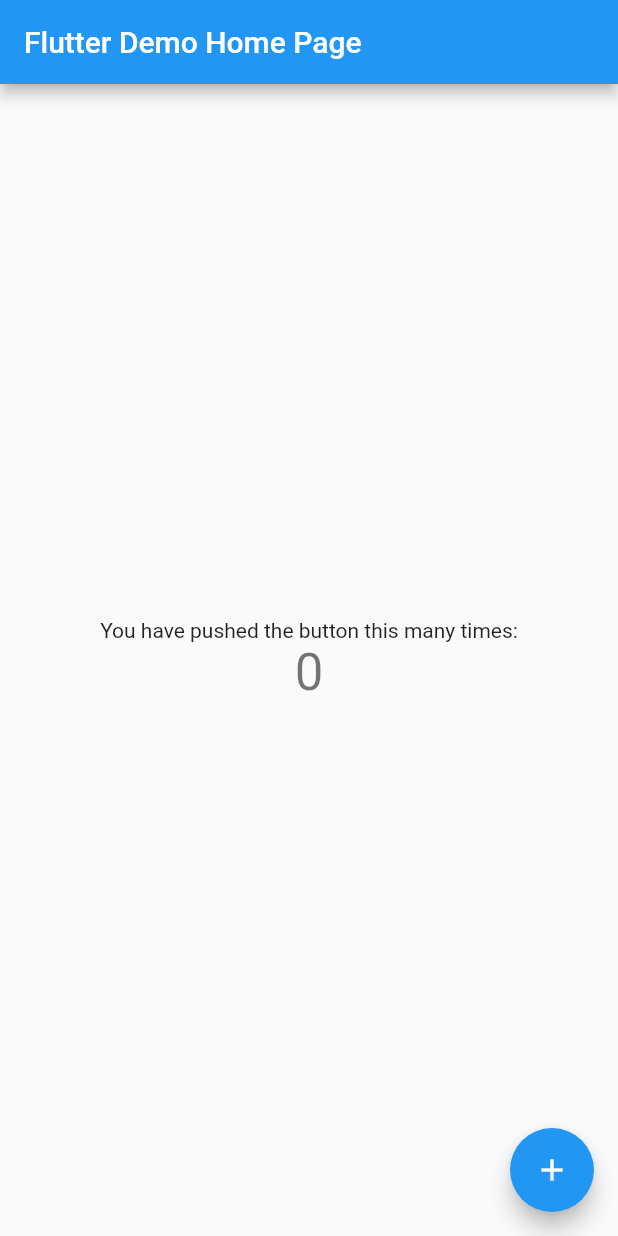
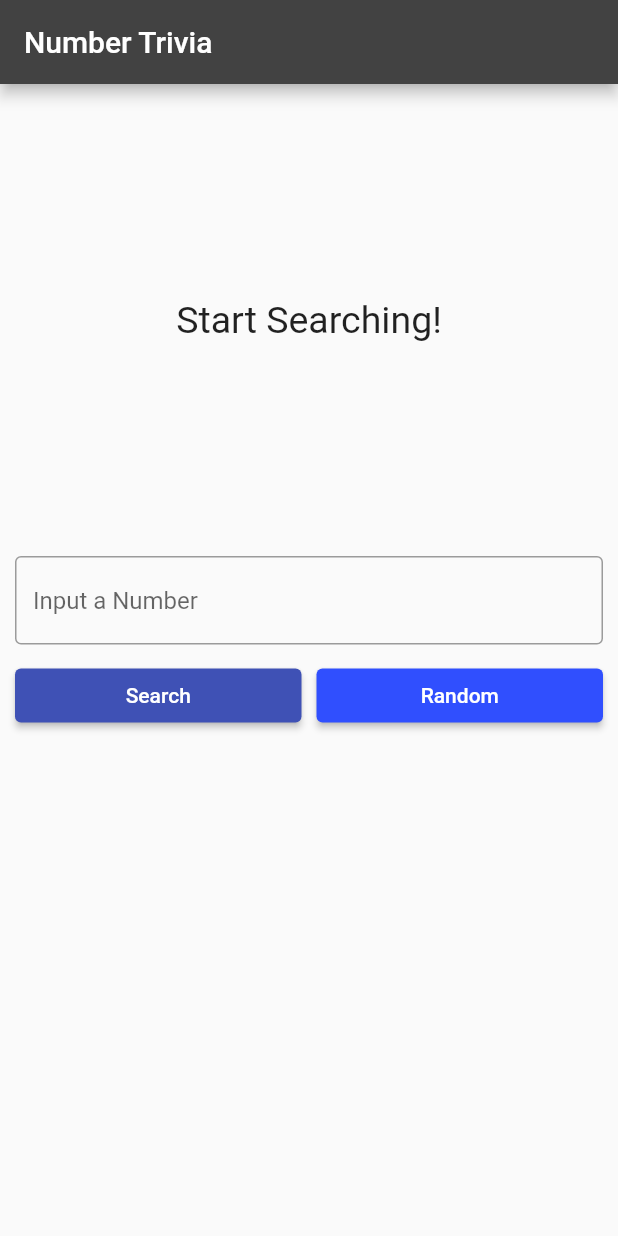
Before and after one commit to tejasrajanna/clean-arch, a Flutter app: the screen it shows after launch, on a phone screen of 412 x 824 dp. Run offline on Flutter 3.47's test engine with Material 2 defaults, Android fonts, the phone set to English and light mode, and no system bars; our stand-ins replace bloc, dartz, data_connection_checker, equatable, flutter_bloc, get_it and 1 more.

Commit message:
presentation layer

```diff
--- /dev/null
+++ b/lib/features/numbertrivia/presentation/pages/number_trivia_page.dart
@@ -0,0 +1,59 @@
+import 'package:clean/features/numbertrivia/presentation/bloc/number_trivia_bloc.dart';
+import 'package:clean/features/numbertrivia/presentation/widgets/widgets.dart';
+import 'package:clean/injection_container.dart';
+import 'package:flutter/material.dart';
+import 'package:flutter_bloc/flutter_bloc.dart';
+
+class NumberTriviaPage extends StatelessWidget {
+  const NumberTriviaPage({Key? key}) : super(key: key);
+
+  @override
+  Widget build(BuildContext context) {
+    return Scaffold(
+      appBar: AppBar(
+        title: Text('Number Trivia'),
+      ),
+      body: SingleChildScrollView(
+        child: buildBody(context),
+        ),
+    );
+  }
+
+  BlocProvider<NumberTriviaBloc> buildBody(BuildContext context) {
+    return BlocProvider(
+      create: (BuildContext context) => sl<NumberTriviaBloc>(),
+      child: Center(
+        child: Padding(
+          padding: EdgeInsets.all(10),
+          child: Column(
+            children: [
+              SizedBox(height: 10.0),
+              BlocBuilder<NumberTriviaBloc, NumberTriviaState>(
+                builder: (context, state) {
+                  if (state is Empty) {
+                    return MessageDisplay(
+                      message: 'Start Searching!',
+                    );
+                  } else if (state is Loading) {
+                    return LoadingWidget();
+                  } else if (state is Loaded) {
+                    return TriviaDisplay(numberTrivia: state.trivia);
+                  } else if (state is Error) {
+                    return MessageDisplay(
+                      message: state.message,
+                    );
+                  }
+                  return MessageDisplay(message: 'Unknown Error occured');
+                },
+              ),
+              SizedBox(
+                height: 20.0,
+              ),
+              TriviaControls()
+            ],
+          ),
+        ),
+      ),
+    );
+  }
+}
--- /dev/null
+++ b/lib/features/numbertrivia/presentation/widgets/message_display.dart
@@ -0,0 +1,25 @@
+import 'package:flutter/material.dart';
+
+class MessageDisplay extends StatelessWidget {
+  final String message;
+  const MessageDisplay({
+    Key? key,
+    required this.message,
+  }) : super(key: key);
+
+  @override
+  Widget build(BuildContext context) {
+    return Container(
+      height: MediaQuery.of(context).size.height / 3,
+      child: Center(
+        child: SingleChildScrollView(
+          child: Text(
+            message,
+            style: TextStyle(fontSize: 25),
+            textAlign: TextAlign.center,
+          ),
+        ),
+      ),
+    );
+  }
+}
--- /dev/null
+++ b/lib/features/numbertrivia/presentation/widgets/trivia_controls.dart
@@ -0,0 +1,75 @@
+import 'package:clean/features/numbertrivia/presentation/bloc/number_trivia_bloc.dart';
+import 'package:flutter/material.dart';
+import 'package:flutter_bloc/flutter_bloc.dart';
+
+class TriviaControls extends StatefulWidget {
+  const TriviaControls({
+    Key? key,
+  }) : super(key: key);
+
+  @override
+  _TriviaControlsState createState() => _TriviaControlsState();
+}
+
+class _TriviaControlsState extends State<TriviaControls> {
+  final controller = TextEditingController();
+  String inputStr = '';
+  @override
+  Widget build(BuildContext context) {
+    return Column(
+      children: [
+        TextField(
+          controller: controller,
+          keyboardType: TextInputType.number,
+          decoration: InputDecoration(
+            border: OutlineInputBorder(),
+            hintText: 'Input a Number',
+          ),
+          onChanged: (value) {
+            inputStr = value;
+          },
+          onSubmitted: (_) {
+            dispatchConcrete();
+          },
+        ),
+        SizedBox(
+          height: 10.0,
+        ),
+        Row(
+          children: [
+            Expanded(
+              child: ElevatedButton(
+                onPressed: dispatchConcrete,
+                child: Text('Search'),
+                style: ElevatedButton.styleFrom(
+                  primary: Colors.indigo,
+                ),
+              ),
+            ),
+            SizedBox(width: 10.0),
+            Expanded(
+              child: ElevatedButton(
+                onPressed: dispatchRandom,
+                child: Text('Random'),
+                style: ElevatedButton.styleFrom(
+                  primary: Colors.indigoAccent[700],
+                ),
+              ),
+            ),
+          ],
+        )
+      ],
+    );
+  }
+
+  void dispatchConcrete() {
+    controller.clear();
+    BlocProvider.of<NumberTriviaBloc>(context)
+        .add(GetTriviaForConcreteNumber(inputStr));
+  }
+
+  void dispatchRandom() {
+    controller.clear();
+    BlocProvider.of<NumberTriviaBloc>(context).add(GetTriviaForRandomNumber());
+  }
+}
--- /dev/null
+++ b/lib/features/numbertrivia/presentation/widgets/widgets.dart
@@ -0,0 +1,4 @@
+export 'loading_widget.dart';
+export 'message_display.dart';
+export 'trivia_display.dart';
+export 'trivia_controls.dart';
--- a/lib/main.dart
+++ b/lib/main.dart
@@ -1,115 +1,22 @@
+import 'package:clean/features/numbertrivia/presentation/pages/number_trivia_page.dart';
 import 'package:flutter/material.dart';
 import 'injection_container.dart' as di;
 
 void main() async {
+  WidgetsFlutterBinding.ensureInitialized();
   await di.init();
   runApp(MyApp());
 }
 
 class MyApp extends StatelessWidget {
-  // This widget is the root of your application.
   @override
   Widget build(BuildContext context) {
     return MaterialApp(
-      title: 'Flutter Demo',
+      title: 'Material App',
       theme: ThemeData(
-        // This is the theme of your application.
-        //
-        // Try running your application with "flutter run". You'll see the
-        // application has a blue toolbar. Then, without quitting the app, try
-        // changing the primarySwatch below to Colors.green and then invoke
-        // "hot reload" (press "r" in the console where you ran "flutter run",
-        // or simply save your changes to "hot reload" in a Flutter IDE).
-        // Notice that the counter didn't reset back to zero; the application
-        // is not restarted.
-        primarySwatch: Colors.blue,
-      ),
-      home: MyHomePage(title: 'Flutter Demo Home Page'),
+        primaryColor: Colors.grey[800],
+       ),
+      home: NumberTriviaPage(),
     );
   }
 }
-
-class MyHomePage extends StatefulWidget {
-  MyHomePage({Key? key, required this.title}) : super(key: key);
-
-  // This widget is the home page of your application. It is stateful, meaning
-  // that it has a State object (defined below) that contains fields that affect
-  // how it looks.
-
-  // This class is the configuration for the state. It holds the values (in this
-  // case the title) provided by the parent (in this case the App widget) and
-  // used by the build method of the State. Fields in a Widget subclass are
-  // always marked "final".
-
-  final String title;
-
-  @override
-  _MyHomePageState createState() => _MyHomePageState();
-}
-
-class _MyHomePageState extends State<MyHomePage> {
-  int _counter = 0;
-
-  void _incrementCounter() {
-    setState(() {
-      // This call to setState tells the Flutter framework that something has
-      // changed in this State, which causes it to rerun the build method below
-      // so that the display can reflect the updated values. If we changed
-      // _counter without calling setState(), then the build method would not be
-      // called again, and so nothing would appear to happen.
-      _counter++;
-    });
-  }
-
-  @override
-  Widget build(BuildContext context) {
-    // This method is rerun every time setState is called, for instance as done
-    // by the _incrementCounter method above.
-    //
-    // The Flutter framework has been optimized to make rerunning build methods
-    // fast, so that you can just rebuild anything that needs updating rather
-    // than having to individually change instances of widgets.
-    return Scaffold(
-      appBar: AppBar(
-        // Here we take the value from the MyHomePage object that was created by
-        // the App.build method, and use it to set our appbar title.
-        title: Text(widget.title),
-      ),
-      body: Center(
-        // Center is a layout widget. It takes a single child and positions it
-        // in the middle of the parent.
-        child: Column(
-          // Column is also a layout widget. It takes a list of children and
-          // arranges them vertically. By default, it sizes itself to fit its
-          // children horizontally, and tries to be as tall as its parent.
-          //
-          // Invoke "debug painting" (press "p" in the console, choose the
-          // "Toggle Debug Paint" action from the Flutter Inspector in Android
-          // Studio, or the "Toggle Debug Paint" command in Visual Studio Code)
-          // to see the wireframe for each widget.
-          //
-          // Column has various properties to control how it sizes itself and
-          // how it positions its children. Here we use mainAxisAlignment to
-          // center the children vertically; the main axis here is the vertical
-          // axis because Columns are vertical (the cross axis would be
-          // horizontal).
-          mainAxisAlignment: MainAxisAlignment.center,
-          children: <Widget>[
-            Text(
-              'You have pushed the button this many times:',
-            ),
-            Text(
-              '$_counter',
-              style: Theme.of(context).textTheme.headline4,
-            ),
-          ],
-        ),
-      ),
-      floatingActionButton: FloatingActionButton(
-        onPressed: _incrementCounter,
-        tooltip: 'Increment',
-        child: Icon(Icons.add),
-      ), // This trailing comma makes auto-formatting nicer for build methods.
-    );
-  }
-}
```
Also changed, not shown: lib/features/numbertrivia/presentation/widgets/loading_widget.dart (added, +17 -0 lines), lib/features/numbertrivia/presentation/widgets/trivia_display.dart (added, +39 -0 lines).
